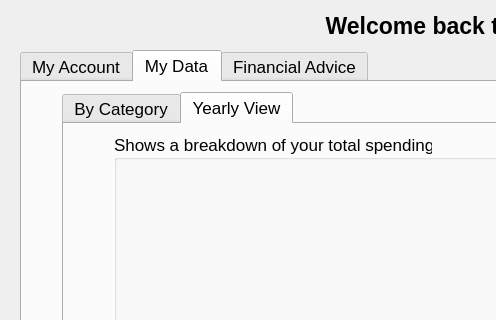
Kbarrera123/StudBudget, file GUI3/GUI3/appdialog.ui: the form before one commit; both pictures show x 0 to 496 and y 0 to 320 of the 1157 by 675 pixel window.
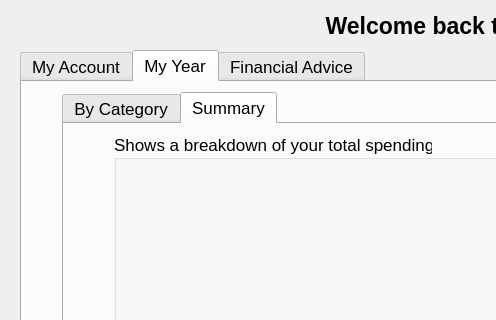
The form after the commit. The open tabs and pages were chosen to show the change.

The edit to the form file:
```diff
--- a/GUI3/GUI3/appdialog.ui
+++ b/GUI3/GUI3/appdialog.ui
@@ -1163,7 +1163,7 @@
    </widget>
    <widget class="QWidget" name="widget">
     <attribute name="title">
-     <string>My Data</string>
+     <string>My Year</string>
     </attribute>
     <widget class="QTabWidget" name="tabWidget_2">
      <property name="geometry">
@@ -1197,7 +1197,7 @@
      </widget>
      <widget class="QWidget" name="tab_4">
       <attribute name="title">
-       <string>Yearly View</string>
+       <string>Summary</string>
       </attribute>
       <widget class="QGroupBox" name="groupBox_yearlyGraphs">
        <property name="geometry">
```
Left out of the diff: 2 changed lines with no effect on the pictures.
